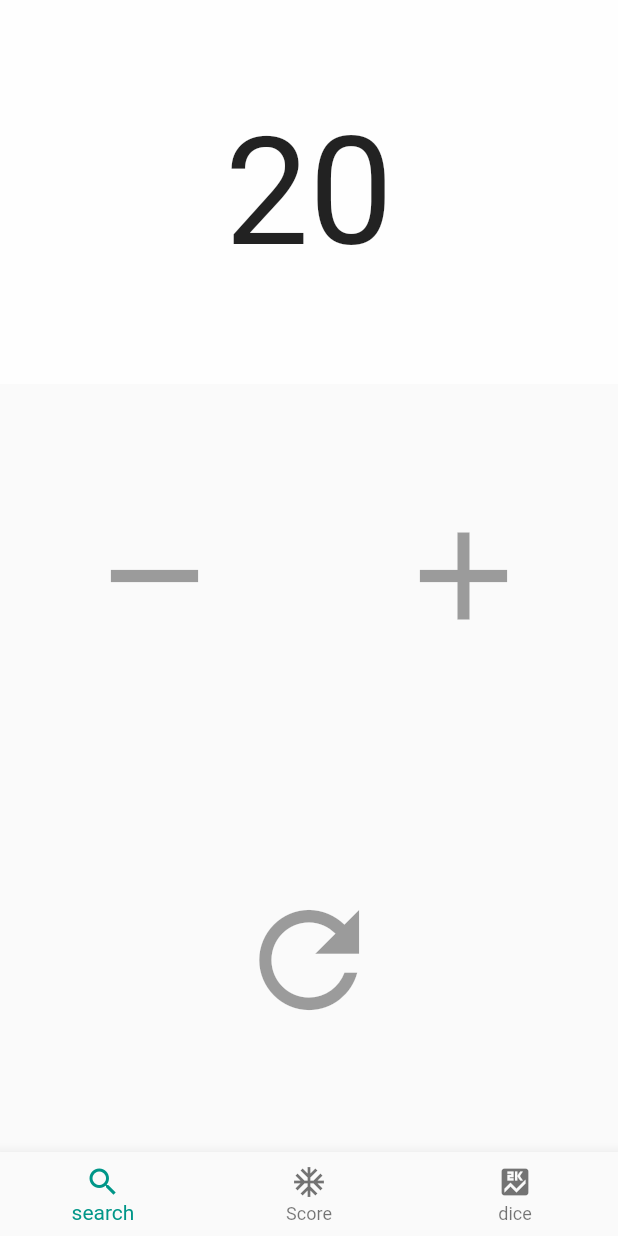
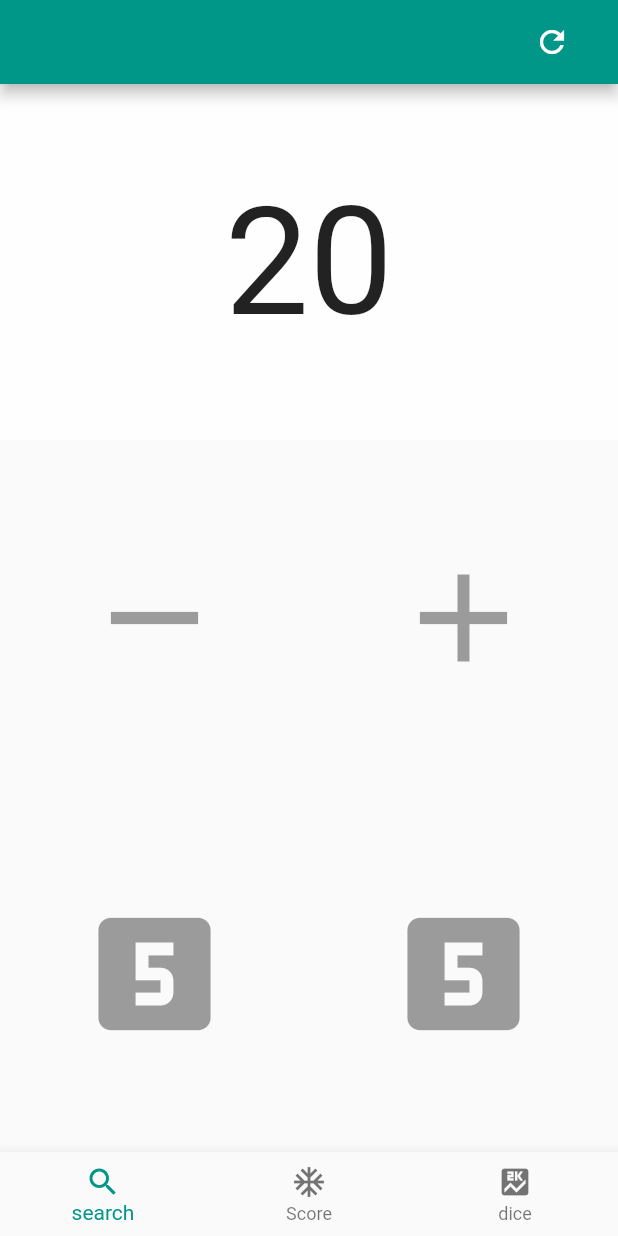
Before and after one commit to dmt5dh/magic_app_flutter, a Flutter app: the screen it shows after launch, on a phone screen of 412 x 824 dp. Run offline on Flutter 3.47's test engine with Material 2 defaults, Android fonts, the phone set to English and light mode, and no system bars; our stand-ins replace sprintf.

Commit message:
Put reset score button in app bar and add -/+ 5 score buttons

```diff
--- a/lib/pages/score.dart
+++ b/lib/pages/score.dart
@@ -24,10 +24,29 @@ class ScorePageState extends State<ScorePage> {
     });
   }
 
+  void _incrementScoreFive() {
+    setState(() {
+      _score+=5;
+    });
+  }
+
   void _decrementScore() {
     if (_score > 0) {
       setState(() {
         _score--;
+      });
+    }
+  }
+
+  void _decrementScoreFive() {
+    if (_score > 5) {
+      setState(() {
+        _score-=5;
+      });
+    }
+    else {
+      setState(() {
+        _score = 0;
       });
     }
   }
@@ -78,7 +97,18 @@ class ScorePageState extends State<ScorePage> {
   Widget build(BuildContext context) {
 //    scoreTextFieldController.text = _score.toString();
 
-    return Container(
+    return Scaffold (
+      appBar: AppBar(
+        actions: <Widget>[
+          FlatButton(
+            onPressed: _resetScore,
+            child: IconButton(
+                icon: Icon(Icons.refresh, color: Colors.white,),
+                onPressed: null),
+          ),
+        ],
+      ),
+        body: Container(
 //        margin: EdgeInsets.all(5.0),
 //      child: Center(
         child: Column(
@@ -128,18 +158,27 @@ class ScorePageState extends State<ScorePage> {
             children: <Widget>[
               Expanded(
                 child: FlatButton(
-                onPressed: _resetScore,
                   child: IconButton(
-                    icon: Icon(Icons.refresh),
+                      icon: Icon(Icons.looks_5), //TODO: make or find icons for these
                       iconSize: 100.0,
                       onPressed: null),
+                  onPressed: _decrementScoreFive,
+                ),
+              ),
+              Expanded(
+                child: FlatButton(
+                  child: IconButton(
+                      icon: Icon(Icons.looks_5), iconSize: 100.0, onPressed: null),
+                  onPressed: _incrementScoreFive,
                 ),
               )
             ],
-        ))
+          ),
+        ),
       ],
     )
 //      ),
+        )
     );
   }
 }
```
Lines whose indentation alone changed are shown as unchanged.
